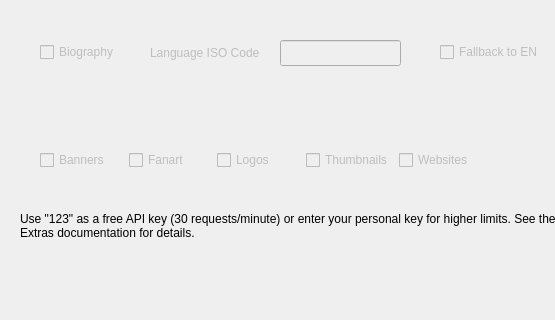
whatsnowplaying/whats-now-playing, file nowplaying/resources/artistextras_theaudiodb_ui.ui: the form before one commit; both pictures show x 0 to 555 and y 160 to 480 of the 640 by 480 pixel window.
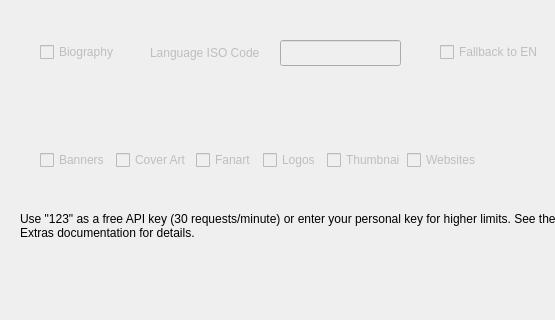
The form after the commit.

Commit message: Add lastfm and theaudiodb for album art lookup

Diff of the .ui file:
```diff
--- a/nowplaying/resources/artistextras_theaudiodb_ui.ui
+++ b/nowplaying/resources/artistextras_theaudiodb_ui.ui
@@ -119,6 +119,16 @@
       </property>
      </widget>
     </item>
+    <item>
+     <widget class="QCheckBox" name="coverart_checkbox">
+      <property name="enabled">
+       <bool>false</bool>
+      </property>
+      <property name="text">
+       <string>Cover Art</string>
+      </property>
+     </widget>
+    </item>
     <item>
      <widget class="QCheckBox" name="fanart_checkbox">
       <property name="enabled">
```
Left out of the diff: 10 changed lines with no effect on the pictures. The commit also changes 7 other files.
